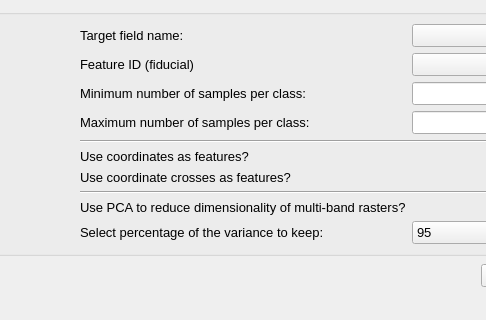
The window that uis/MainWindow.ui (marcosbr/predictive-geology-maps) describes before a commit, drawn with Qt 5; both pictures show x 164 to 650 and y 280 to 600 of the 820 by 600 pixel window.
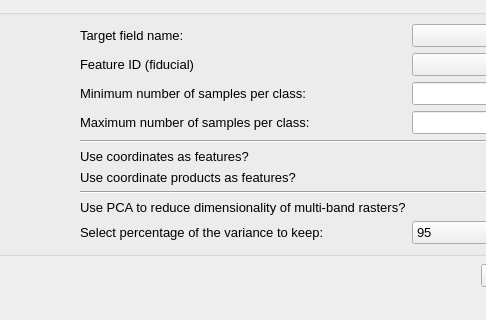
The same window after the commit.

Commit message: Rename "crosses" to "cartesian product"

```diff
--- a/uis/MainWindow.ui
+++ b/uis/MainWindow.ui
@@ -413,7 +413,7 @@
           <string>Cross the rasters coordinates (creates &quot;X*X&quot;, &quot;X*Y&quot;, and &quot;Y*Y&quot; features from the coordinates) and use as predictors in the model (increases model's spatial awareness)</string>
          </property>
          <property name="text">
-          <string>Use coordinate crosses as features?</string>
+          <string>Use coordinate products as features?</string>
          </property>
         </widget>
        </item>
```
Left out of the diff: 6 changed lines with no effect on the pictures. The commit also changes 4 other files.
